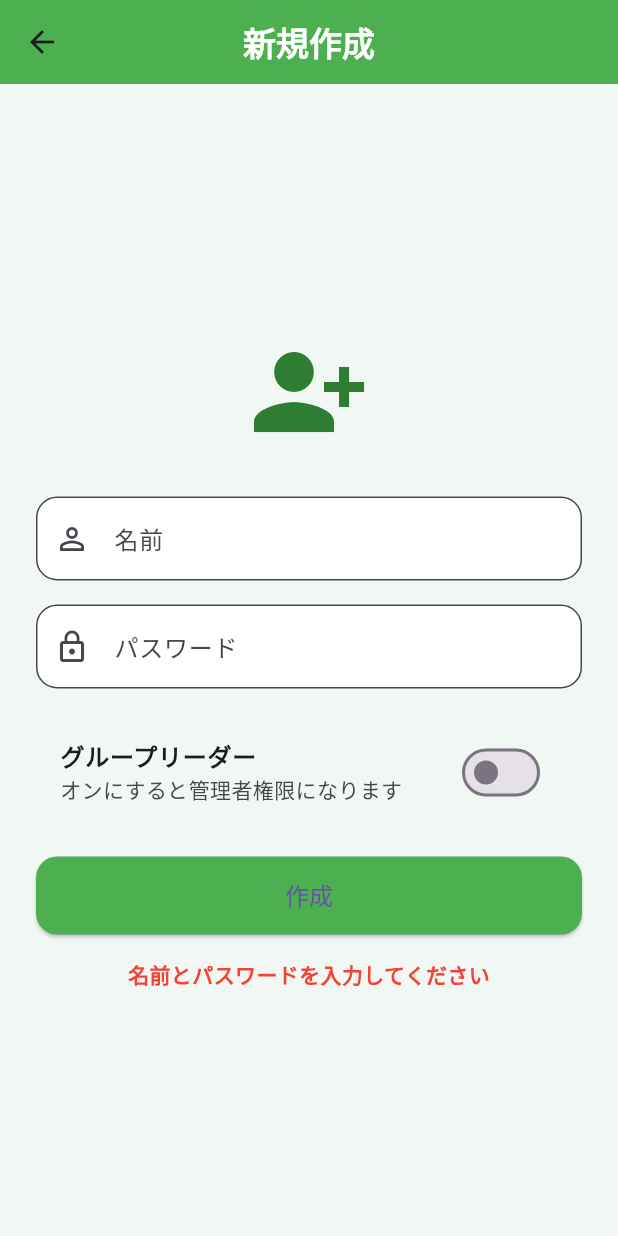
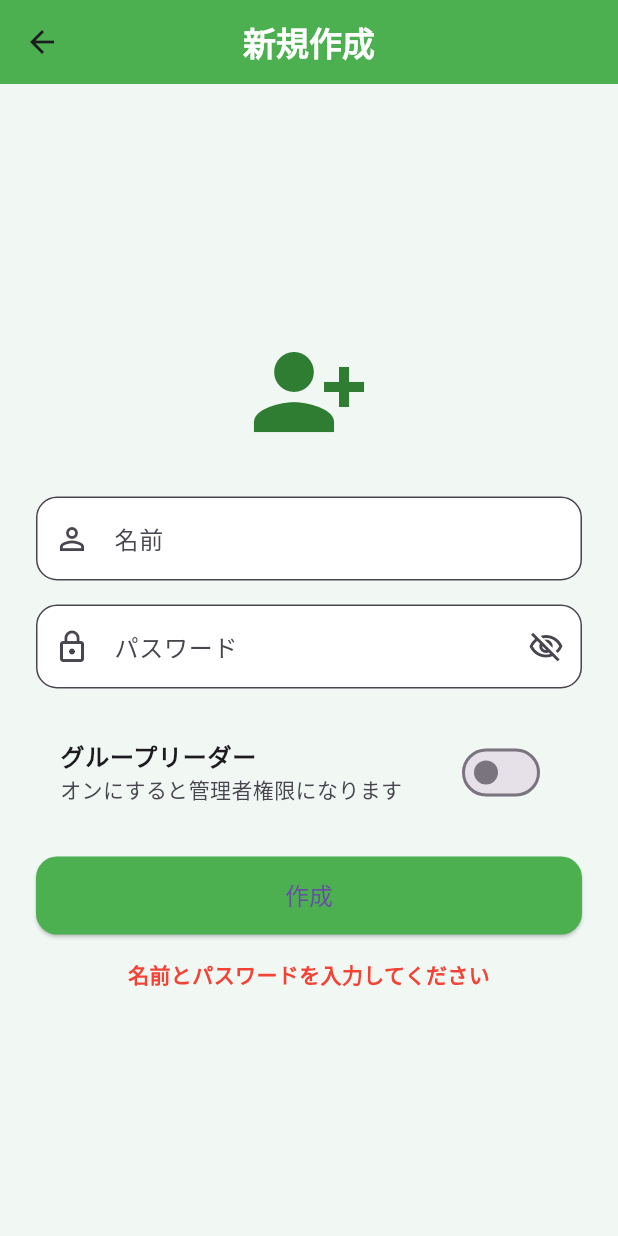
Before and after one commit to s-fujiiiiiiiii/safety, a Flutter app: the RegisterPage screen opened directly, after a tap on "作成", on a phone screen of 412 x 824 dp. Run offline on Flutter 3.47's test engine with Material 3 defaults, Android fonts, the phone set to English and light mode, and no system bars; our stand-ins replace flutter_map, latlong2.

Commit message:
入力中のパスワードをボタンで表示できるようにしました

```diff
--- a/frontend/lib/register.dart
+++ b/frontend/lib/register.dart
@@ -15,6 +15,8 @@ class _RegisterPageState extends State<RegisterPage> {
   bool isLeader = false;
   String message = "";
   bool loading = false;
+
+  bool _obscurePassword = true;
 
   Future<void> register() async {
     if (nameCtrl.text.isEmpty || passCtrl.text.isEmpty) {
@@ -101,10 +103,22 @@ class _RegisterPageState extends State<RegisterPage> {
                 // パスワード
                 TextField(
                   controller: passCtrl,
-                  obscureText: true,
+                  obscureText: _obscurePassword,
                   decoration: InputDecoration(
                     labelText: "パスワード",
                     prefixIcon: const Icon(Icons.lock_outline),
+                    suffixIcon: IconButton(
+                      onPressed: () {
+                        setState(() {
+                          _obscurePassword = !_obscurePassword;
+                        });
+                      },
+                      icon: Icon(
+                        _obscurePassword
+                            ? Icons.visibility_off_outlined
+                            : Icons.visibility_outlined,
+                      ),
+                    ),
                     filled: true,
                     fillColor: Colors.white,
                     border: OutlineInputBorder(
```
Also changed, not shown: frontend/lib/login.dart (+15 -1 lines).
